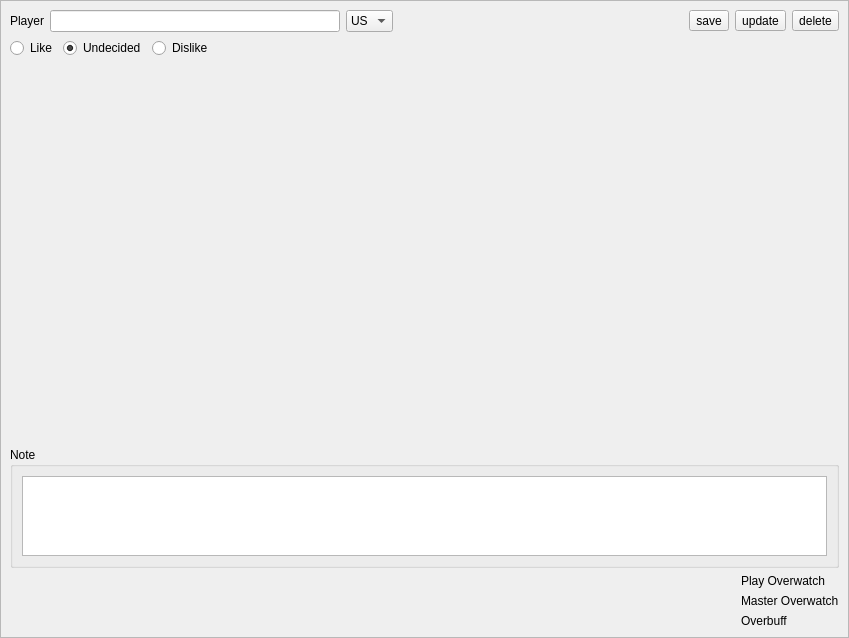
Above: OverwatchPlayerLog/UI/PlayerInfoPaneWidget.ui from yxbh/Overwatch-Player-Log before the change. Below: the same form after it.
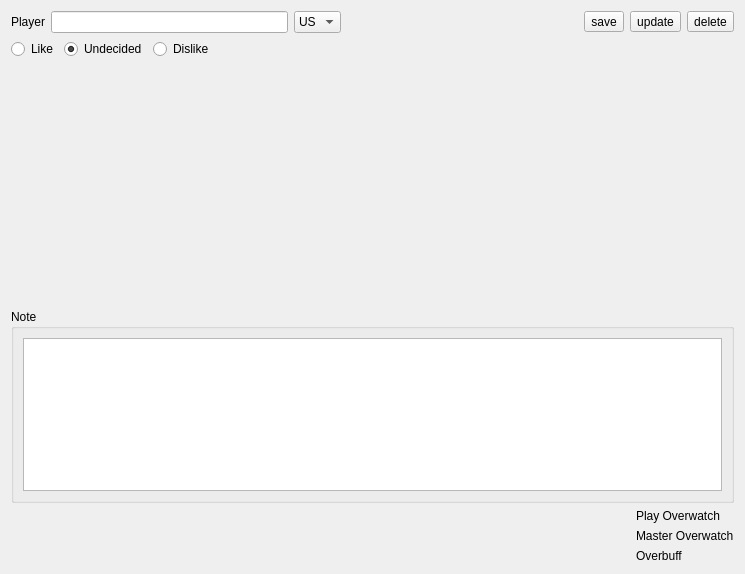
That is the form after the change.

Commit message: change player info pane widget to non-scrollarea

```diff
--- a/OverwatchPlayerLog/UI/PlayerInfoPaneWidget.ui
+++ b/OverwatchPlayerLog/UI/PlayerInfoPaneWidget.ui
@@ -1,29 +1,23 @@
 <?xml version="1.0" encoding="UTF-8"?>
 <ui version="4.0">
  <class>PlayerInfoPaneWidget</class>
- <widget class="QScrollArea" name="PlayerInfoPaneWidget">
+ <widget class="QWidget" name="PlayerInfoPaneWidget">
   <property name="geometry">
    <rect>
     <x>0</x>
     <y>0</y>
-    <width>849</width>
-    <height>638</height>
+    <width>745</width>
+    <height>574</height>
    </rect>
   </property>
   <property name="windowTitle">
    <string>ScrollArea</string>
   </property>
-  <property name="widgetResizable">
-   <bool>true</bool>
+  <property name="autoFillBackground">
+   <bool>false</bool>
   </property>
-  <widget class="QWidget" name="scrollAreaWidgetContents">
-   <property name="geometry">
-    <rect>
-     <x>0</x>
-     <y>0</y>
-     <width>847</width>
-     <height>636</height>
-    </rect>
+  <property name="styleSheet">
+   <string notr="true"/>
    </property>
    <layout class="QVBoxLayout" name="verticalLayout_2">
     <item>
@@ -142,7 +136,7 @@
       <property name="sizeHint" stdset="0">
        <size>
         <width>20</width>
-        <height>496</height>
+       <height>283</height>
        </size>
       </property>
      </spacer>
@@ -211,7 +205,6 @@
      </layout>
     </item>
    </layout>
-  </widget>
  </widget>
  <resources/>
  <connections/>
```
Left out of the diff: 2 changed lines with no effect on the pictures. Lines whose indentation alone changed are shown as unchanged.
